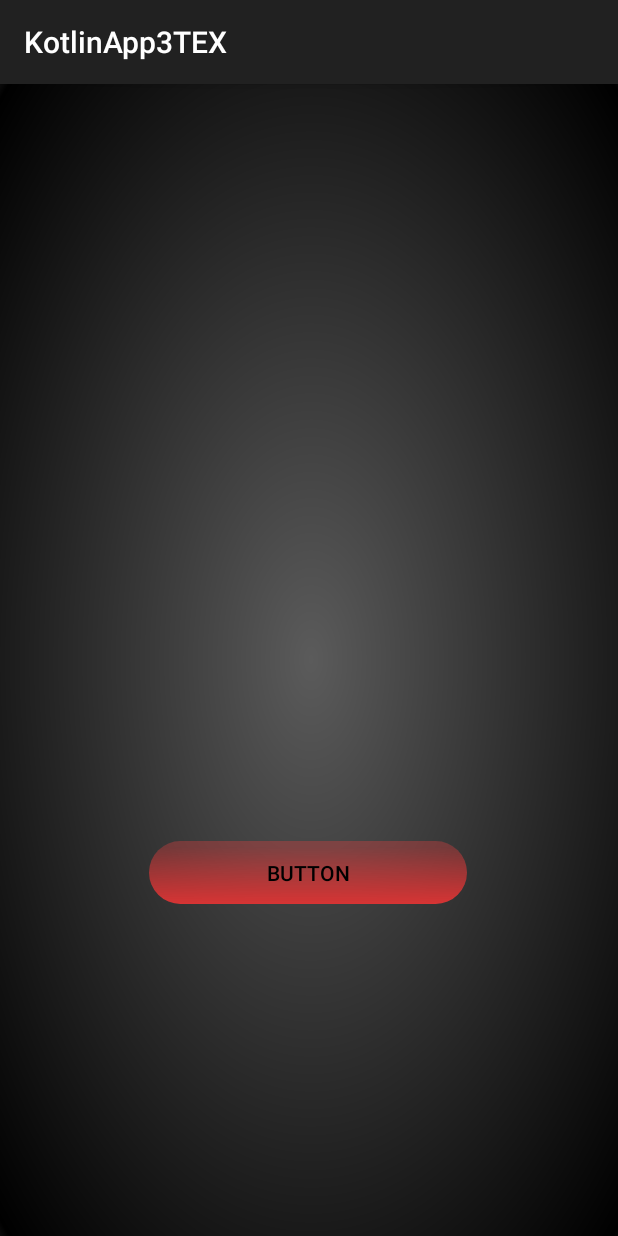
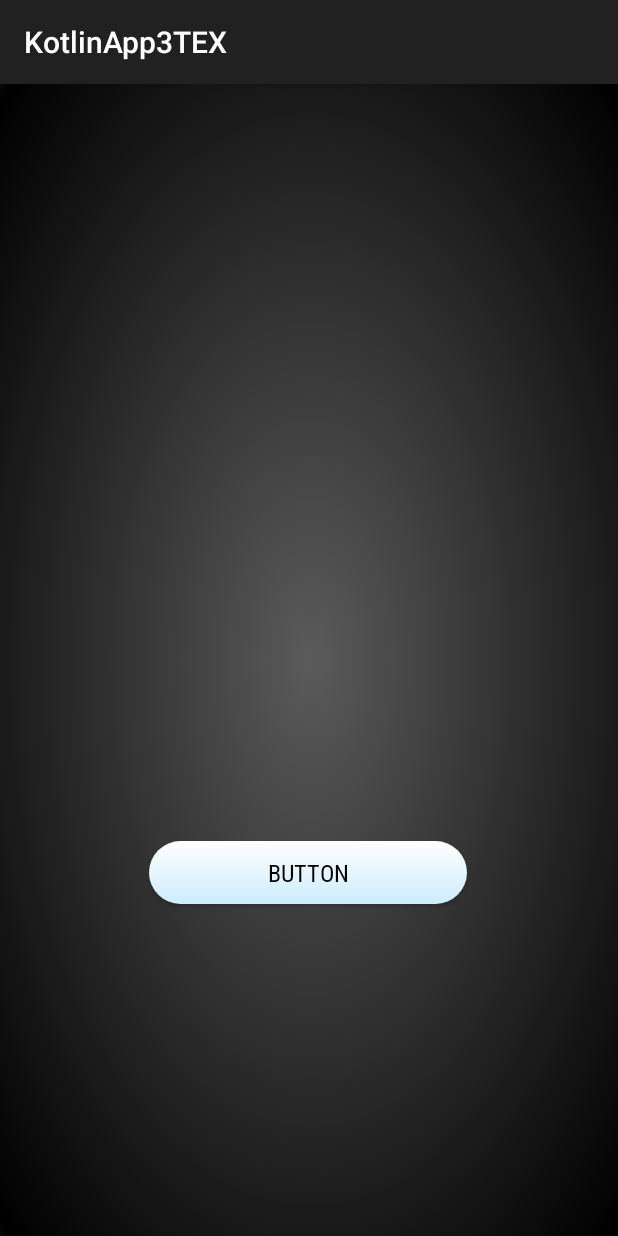
Before and after one commit to EdrhianValerioITICB/KotlinApp3TEX, an Android app: the screen it shows after launch (MainActivity), on a phone screen of 412 x 824 dp. Run offline under Robolectric (Android 15) with nearby library versions, the phone set to English and light mode, and no system bars.

Commit message:
Update colors, styles, themes, view settings

```diff
--- /dev/null
+++ b/app/src/main/res/drawable/back_button.xml
@@ -0,0 +1,4 @@
+<?xml version="1.0" encoding="utf-8"?>
+<selector xmlns:android="http://schemas.android.com/apk/res/android">
+
+</selector>
--- a/app/src/main/res/layout/activity_main.xml
+++ b/app/src/main/res/layout/activity_main.xml
@@ -7,17 +7,8 @@
     android:background="@drawable/background_dark">
 
     <Button
-        android:id="@+id/button"
-        android:layout_width="212dp"
-        android:layout_height="42dp"
-        android:background="@drawable/button_cancel"
-        android:backgroundTint="@null"
-        android:cornerRadius="30dp"
-        android:shadowColor="@color/boton_oscuro_end"
-        android:shadowDy="10000"
-        android:shadowRadius="1000"
+        style="@style/NormalButton"
         android:text="Button"
-        android:textColor="@color/txt_claro"
         app:layout_constraintBottom_toBottomOf="parent"
         app:layout_constraintEnd_toEndOf="parent"
         app:layout_constraintHorizontal_bias="0.497"
--- a/app/src/main/res/values/colors.xml
+++ b/app/src/main/res/values/colors.xml
@@ -20,14 +20,14 @@
 
     <!-- Boton para cancelar -->
     <color name="boton_cancelar_start">#D73434</color>
-    <color name="botoncancelar_center">#5DDE3E3E</color>
-    <color name="botoncancelar_end">#5DDE3E3E</color>
+    <color name="boton_cancelar_center">#5DDE3E3E</color>
+    <color name="boton_cancelar_end">#5DDE3E3E</color>
 
     <!-- Texto para modo claro -->
-    <color name="txt_claro">#FF000000</color>
+    <color name="txt_negro">#FF000000</color>
 
     <!-- Texto para modo oscuro -->
-    <color name="txt_oscuro">#FFFFFF</color>
+    <color name="txt_blanco">#FFFFFF</color>
 
     <!-- shadow color -->
     <color name="shadow_color">#000000</color>
--- a/app/src/main/res/values/themes.xml
+++ b/app/src/main/res/values/themes.xml
@@ -3,7 +3,38 @@
     <style name="Base.Theme.KotlinApp3TEX" parent="Theme.AppCompat">
         <!-- Customize your light theme here. -->
         <!-- <item name="colorPrimary">@color/my_light_primary</item> -->
+        <item name="android:layout_height">640dp</item>
+        <item name="android:layout_width">340dp</item>
     </style>
+    <style name="Titulo" parent="@android:style/TextAppearance.Medium">
+        <item name="android:layout_height">114dp</item>
+        <item name="android:layout_width">257dp</item>
+        <item name="android:textColor">@color/txt_negro</item>
+        <item name="android:fontFamily">@font/roboto_condensed_bold</item>
+        <item name="android:textSize">48dp</item>
+        <item name="android:textAlignment">center</item>
+    </style>
+
+    <style name="NormalButton" parent="@android:style/TextAppearance.Medium">
+        <item name="android:textColor">@color/txt_negro</item>
+        <item name="android:layout_width">212dp</item>
+        <item name="android:layout_height">42dp</item>
+        <item name="android:backgroundTint">@null</item>
+        <item name="android:background">@drawable/button_background_light</item>
+        <item name="android:fontFamily">@font/roboto_condensed_regular</item>
+        <item name="android:elevation">20dp</item>
+        <item name="android:textSize">16sp</item>
+        <item name="android:textAlignment">center</item>
+    </style>
+
+    <style name="CancelButton" parent="@android:style/TextAppearance.Medium">
+        <item name="android:background">@drawable/button_background_light</item>
+    </style>
+
+    <style name="BackButton" parent="@android:style/TextAppearance.Medium">
+        <item name="android:background">@drawable/button_background_light</item>
+    </style>
+
 
     <style name="Theme.KotlinApp3TEX" parent="Base.Theme.KotlinApp3TEX" />
 </resources>
```
Also changed, not shown: app/src/main/res/layout/view_settings.xml (+60 -2 lines), app/src/main/res/values/styles.xml (+0 -13 lines).
